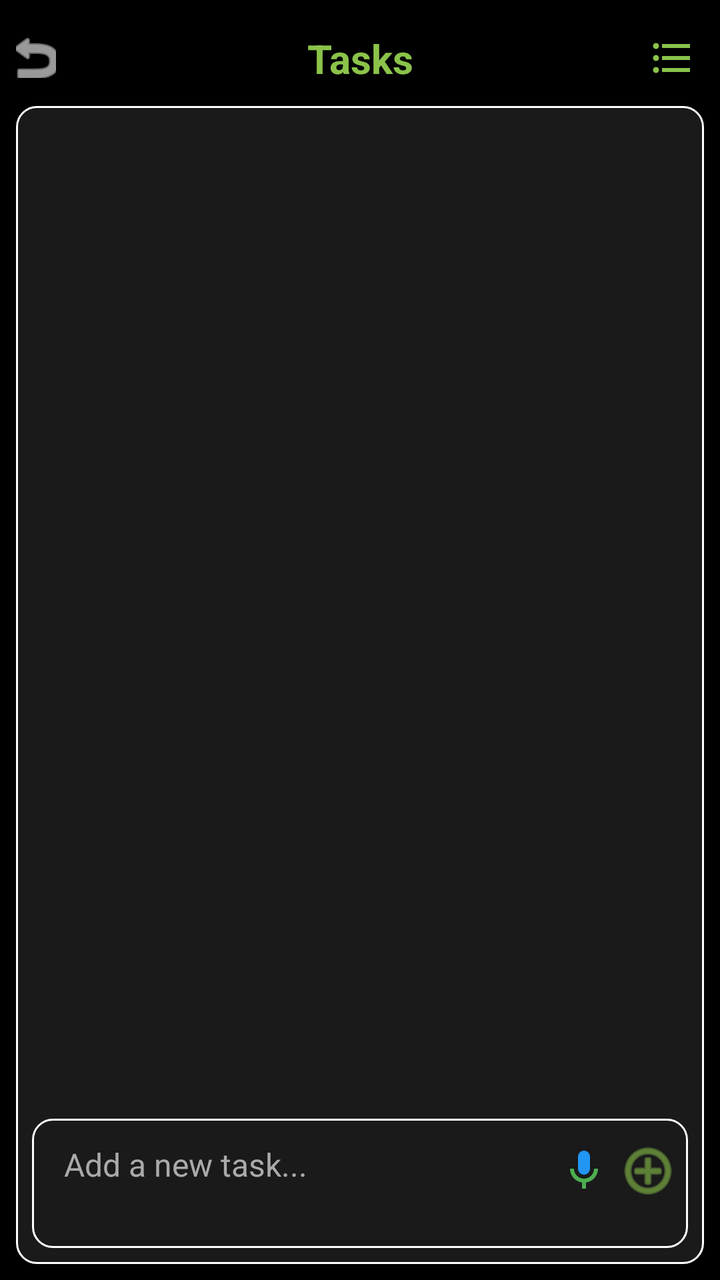
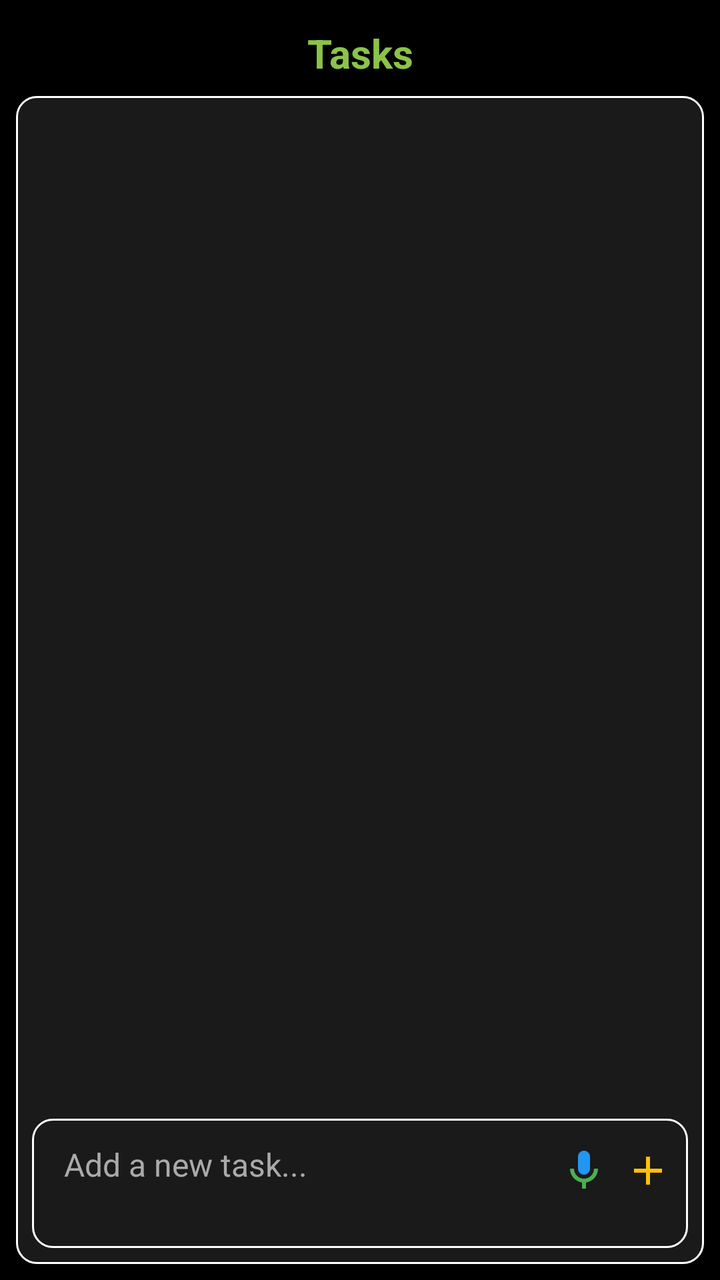

Two renders of the same Android screen: before a commit and after it. Below are the layout's source before the change and the commit's diff.
<!-- AndroidManifest.xml: activity theme Theme.MyCalendar2026SAR -->
<!-- res/layout/activity_task.xml -->
<?xml version="1.0" encoding="utf-8"?>
<androidx.constraintlayout.widget.ConstraintLayout xmlns:android="http://schemas.android.com/apk/res/android"
    xmlns:app="http://schemas.android.com/apk/res-auto"
    xmlns:tools="http://schemas.android.com/tools"
    android:layout_width="match_parent"
    android:layout_height="match_parent"
    android:background="@color/black">

    <androidx.constraintlayout.widget.ConstraintLayout
        android:id="@+id/taskHeader"
        android:layout_width="match_parent"
        android:layout_height="wrap_content"
        android:layout_marginTop="5dp"
        android:padding="8dp"
        app:layout_constraintTop_toTopOf="parent">

        <ImageButton
            android:id="@+id/taskBackButton"
            android:layout_width="20dp"
            android:layout_height="20dp"
            android:background="?attr/selectableItemBackgroundBorderless"
            android:src="@android:drawable/ic_menu_revert"
            app:layout_constraintBottom_toBottomOf="parent"
            app:layout_constraintStart_toStartOf="parent"
            app:layout_constraintTop_toTopOf="parent"
            app:tint="@color/white" />

        <LinearLayout
            android:id="@+id/taskLogoContainer"
            android:layout_width="wrap_content"
            android:layout_height="wrap_content"
            android:layout_marginStart="8dp"
            android:gravity="center_vertical"
            android:orientation="horizontal"
            app:layout_constraintBottom_toBottomOf="parent"
            app:layout_constraintStart_toEndOf="@id/taskBackButton"
            app:layout_constraintTop_toTopOf="parent"/>

        <TextView
            android:id="@+id/taskTitle"
            android:layout_width="wrap_content"
            android:layout_height="wrap_content"
            android:text="Tasks"
            android:textColor="@color/light_green"
            android:textSize="20sp"
            android:textStyle="bold"
            app:layout_constraintBottom_toBottomOf="parent"
            app:layout_constraintEnd_toEndOf="parent"
            app:layout_constraintStart_toStartOf="parent"
            app:layout_constraintTop_toTopOf="parent" />

        <ImageButton
            android:id="@+id/taskMenuButton"
            android:layout_width="32dp"
            android:layout_height="32dp"
            android:background="?attr/selectableItemBackgroundBorderless"
            android:src="@drawable/ic_menu_tx_all_color"
            app:layout_constraintBottom_toBottomOf="parent"
            app:layout_constraintEnd_toEndOf="parent"
            app:layout_constraintTop_toTopOf="parent"
            app:tint="@color/light_green" />

    </androidx.constraintlayout.widget.ConstraintLayout>

    <LinearLayout
        android:layout_width="match_parent"
        android:layout_height="0dp"
        android:layout_marginStart="8dp"
        android:layout_marginEnd="8dp"
        android:layout_marginBottom="8dp"
        android:layout_marginTop="0dp"
        android:background="@drawable/summary_border"
        android:orientation="vertical"
        android:padding="8dp"
        app:layout_constraintBottom_toBottomOf="parent"
        app:layout_constraintTop_toBottomOf="@id/taskHeader">

        <androidx.recyclerview.widget.RecyclerView
            android:id="@+id/taskRecyclerView"
            android:layout_width="match_parent"
            android:layout_height="0dp"
            android:layout_weight="1"
            tools:listitem="@layout/item_task" />

        <LinearLayout
            android:layout_width="match_parent"
            android:layout_height="wrap_content"
            android:layout_marginTop="8dp"
            android:background="@drawable/task_input_border"
            android:gravity="top"
            android:orientation="horizontal"
            android:padding="4dp">

            <EditText
                android:id="@+id/taskInput"
                android:layout_width="0dp"
                android:layout_height="wrap_content"
                android:layout_weight="1"
                android:background="@null"
                android:gravity="top"
                android:hint="Add a new task..."
                android:minLines="2"
                android:paddingStart="12dp"
                android:paddingTop="8dp"
                android:paddingEnd="8dp"
                android:paddingBottom="8dp"
                android:textColor="@color/white"
                android:textColorHint="#AAAAAA"
                android:textSize="16sp" />

            <ImageButton
                android:id="@+id/voiceTaskButton"
                android:layout_width="32dp"
                android:layout_height="32dp"
                android:layout_marginTop="6dp"
                android:background="?attr/selectableItemBackgroundBorderless"
                android:src="@drawable/ic_menu_voice_note_color"
                android:contentDescription="Voice Input" />

            <ImageButton
                android:id="@+id/addTaskButton"
                android:layout_width="32dp"
                android:layout_height="32dp"
                android:layout_marginTop="6dp"
                android:background="?attr/selectableItemBackgroundBorderless"
                android:src="@android:drawable/ic_menu_add"
                app:tint="@color/light_green" />
        </LinearLayout>

    </LinearLayout>

</androidx.constraintlayout.widget.ConstraintLayout>
<!-- res/layout/item_task.xml (included above) -->
<?xml version="1.0" encoding="utf-8"?>
<LinearLayout xmlns:android="http://schemas.android.com/apk/res/android"
    android:layout_width="match_parent"
    android:layout_height="wrap_content"
    android:gravity="center_vertical"
    android:orientation="horizontal"
    android:padding="0dp">

    <CheckBox
        android:id="@+id/taskCheckBox"
        android:layout_width="wrap_content"
        android:layout_height="wrap_content"
        android:buttonTint="@color/light_green" />

    <TextView
        android:id="@+id/taskText"
        android:layout_width="0dp"
        android:layout_height="wrap_content"
        android:layout_weight="1"
        android:layout_marginStart="8dp"
        android:textColor="@color/white"
        android:textSize="16sp" />

    <ImageButton
        android:id="@+id/deleteTaskButton"
        android:layout_width="32dp"
        android:layout_height="32dp"
        android:background="?attr/selectableItemBackgroundBorderless"
        android:contentDescription="Delete Task"
        android:src="@android:drawable/ic_menu_delete"
        android:visibility="gone"
        app:tint="@color/expense_red"
        xmlns:app="http://schemas.android.com/apk/res-auto" />

</LinearLayout>
<!-- resources referenced by this layout -->
<resources>
  <color name="black">#FF000000</color>
  <color name="expense_red">#FF5252</color>
  <color name="light_green">#8BC34A</color>
  <color name="white">#FFFFFFFF</color>
  <!-- drawable ic_menu_tx_all_color (drawable) -->
  <vector xmlns:android="http://schemas.android.com/apk/res/android"
      android:width="24dp"
      android:height="24dp"
      android:viewportWidth="24"
      android:viewportHeight="24">
      <path
          android:fillColor="#FFC107"
          android:pathData="M4,10.5c-0.83,0 -1.5,0.67 -1.5,1.5s0.67,1.5 1.5,1.5 1.5,-0.67 1.5,-1.5 -0.67,-1.5 -1.5,-1.5z" />
      <path
          android:fillColor="#4CAF50"
          android:pathData="M4,4.5c-0.83,0 -1.5,0.67 -1.5,1.5s0.67,1.5 1.5,1.5 1.5,-0.67 1.5,-1.5 -0.67,-1.5 -1.5,-1.5z" />
      <path
          android:fillColor="#F44336"
          android:pathData="M4,16.5c-0.83,0 -1.5,0.67 -1.5,1.5s0.67,1.5 1.5,1.5 1.5,-0.67 1.5,-1.5 -0.67,-1.5 -1.5,-1.5z" />
      <path
          android:fillColor="#FFFFFF"
          android:pathData="M7,19h14v-2H7v2zm0,-6h14v-2H7v2zm0,-8v2h14V5H7z" />
  </vector>
  <!-- drawable ic_menu_voice_note_color (drawable) -->
  <vector xmlns:android="http://schemas.android.com/apk/res/android"
      android:width="24dp"
      android:height="24dp"
      android:viewportWidth="24"
      android:viewportHeight="24">
      <path
          android:fillColor="#2196F3"
          android:pathData="M12,14c1.66,0 3,-1.34 3,-3V5c0,-1.66 -1.34,-3 -3,-3S9,3.34 9,5v6c0,1.66 1.34,3 3,3z" />
      <path
          android:fillColor="#4CAF50"
          android:pathData="M17,11c0,2.76 -2.24,5 -5,5s-5,-2.24 -5,-5H5c0,3.53 2.61,6.43 6,6.92V21h2v-3.08c3.39,-0.49 6,-3.39 6,-6.92h-2z" />
  </vector>
  <!-- drawable summary_border (drawable) -->
  <?xml version="1.0" encoding="utf-8"?>
  <shape xmlns:android="http://schemas.android.com/apk/res/android">
      <solid android:color="@color/card_dark" />
      <stroke
          android:width="1dp"
          android:color="@color/white" />
      <corners android:radius="10dp" />
  </shape>
  <!-- drawable task_input_border (drawable) -->
  <?xml version="1.0" encoding="utf-8"?>
  <shape xmlns:android="http://schemas.android.com/apk/res/android">
      <solid android:color="@color/card_dark" />
      <stroke
          android:width="1dp"
          android:color="@color/white" />
      <corners android:radius="10dp" />
  </shape>
  <color name="card_dark">#1A1A1A</color>
  <color name="hunter_green">#355E3B</color>
  <color name="teal_200">#FF03DAC5</color>
  <color name="teal_700">#FF018786</color>
  <style name="CustomMenuTextAppearance" parent="TextAppearance.AppCompat.Widget.PopupMenu.Large">
          <item name="android:textSize">@dimen/_10ssp</item>
          <item name="android:textColor">@color/white</item>
      </style>
  <style name="CustomPopupMenuStyle" parent="Widget.AppCompat.PopupMenu">
          <item name="android:minWidth">@dimen/_110sdp</item>
      </style>
  <style name="GreenButtonStyle" parent="Widget.MaterialComponents.Button.TextButton">
          <item name="android:textColor">@color/light_green</item>
      </style>
  <!-- unchanged entries left out for length: 2 -->
</resources>

<!-- the commit's change to res/layout/activity_task.xml (unified diff, before → after) -->
@@ -16,14 +16,15 @@
 
         <ImageButton
             android:id="@+id/taskBackButton"
-            android:layout_width="20dp"
-            android:layout_height="20dp"
+            android:layout_width="@dimen/_24sdp"
+            android:layout_height="@dimen/_24sdp"
             android:background="?attr/selectableItemBackgroundBorderless"
-            android:src="@android:drawable/ic_menu_revert"
+            android:padding="4dp"
+            android:scaleType="fitCenter"
+            android:src="@drawable/ic_back_color"
             app:layout_constraintBottom_toBottomOf="parent"
             app:layout_constraintStart_toStartOf="parent"
-            app:layout_constraintTop_toTopOf="parent"
-            app:tint="@color/white" />
+            app:layout_constraintTop_toTopOf="parent" />
 
         <LinearLayout
             android:id="@+id/taskLogoContainer"
@@ -51,14 +52,15 @@
 
         <ImageButton
             android:id="@+id/taskMenuButton"
-            android:layout_width="32dp"
-            android:layout_height="32dp"
+            android:layout_width="@dimen/_24sdp"
+            android:layout_height="@dimen/_24sdp"
             android:background="?attr/selectableItemBackgroundBorderless"
-            android:src="@drawable/ic_menu_tx_all_color"
+            android:padding="4dp"
+            android:scaleType="fitCenter"
+            android:src="@drawable/ic_more_color"
             app:layout_constraintBottom_toBottomOf="parent"
             app:layout_constraintEnd_toEndOf="parent"
-            app:layout_constraintTop_toTopOf="parent"
-            app:tint="@color/light_green" />
+            app:layout_constraintTop_toTopOf="parent" />
 
     </androidx.constraintlayout.widget.ConstraintLayout>
 
@@ -123,8 +125,9 @@
                 android:layout_height="32dp"
                 android:layout_marginTop="6dp"
                 android:background="?attr/selectableItemBackgroundBorderless"
-                android:src="@android:drawable/ic_menu_add"
-                app:tint="@color/light_green" />
+                android:padding="4dp"
+                android:scaleType="fitCenter"
+                android:src="@drawable/ic_notif_plus_color" />
         </LinearLayout>
 
     </LinearLayout>
<!-- resource entries referenced after the edit -->
@@ -4,24 +4,15 @@
   <color name="expense_red">#FF5252</color>
   <color name="light_green">#8BC34A</color>
   <color name="white">#FFFFFFFF</color>
-  <!-- drawable ic_menu_tx_all_color (drawable) -->
+  <!-- drawable ic_back_color (drawable) -->
   <vector xmlns:android="http://schemas.android.com/apk/res/android"
       android:width="24dp"
       android:height="24dp"
       android:viewportWidth="24"
       android:viewportHeight="24">
       <path
-          android:fillColor="#FFC107"
-          android:pathData="M4,10.5c-0.83,0 -1.5,0.67 -1.5,1.5s0.67,1.5 1.5,1.5 1.5,-0.67 1.5,-1.5 -0.67,-1.5 -1.5,-1.5z" />
-      <path
-          android:fillColor="#4CAF50"
-          android:pathData="M4,4.5c-0.83,0 -1.5,0.67 -1.5,1.5s0.67,1.5 1.5,1.5 1.5,-0.67 1.5,-1.5 -0.67,-1.5 -1.5,-1.5z" />
-      <path
-          android:fillColor="#F44336"
-          android:pathData="M4,16.5c-0.83,0 -1.5,0.67 -1.5,1.5s0.67,1.5 1.5,1.5 1.5,-0.67 1.5,-1.5 -0.67,-1.5 -1.5,-1.5z" />
-      <path
-          android:fillColor="#FFFFFF"
-          android:pathData="M7,19h14v-2H7v2zm0,-6h14v-2H7v2zm0,-8v2h14V5H7z" />
+          android:fillColor="#2196F3"
+          android:pathData="M20,11H7.83l5.59,-5.59L12,4l-8,8 8,8 1.41,-1.41L7.83,13H20v-2z" />
   </vector>
   <!-- drawable ic_menu_voice_note_color (drawable) -->
   <vector xmlns:android="http://schemas.android.com/apk/res/android"
@@ -35,6 +26,32 @@
       <path
           android:fillColor="#4CAF50"
           android:pathData="M17,11c0,2.76 -2.24,5 -5,5s-5,-2.24 -5,-5H5c0,3.53 2.61,6.43 6,6.92V21h2v-3.08c3.39,-0.49 6,-3.39 6,-6.92h-2z" />
+  </vector>
+  <!-- drawable ic_more_color (drawable) -->
+  <vector xmlns:android="http://schemas.android.com/apk/res/android"
+      android:width="24dp"
+      android:height="24dp"
+      android:viewportWidth="24"
+      android:viewportHeight="24">
+      <path
+          android:fillColor="#FFC107"
+          android:pathData="M12,8c1.1,0 2,-0.9 2,-2s-0.9,-2 -2,-2 -2,0.9 -2,2 0.9,2 2,2z" />
+      <path
+          android:fillColor="#4CAF50"
+          android:pathData="M12,14c1.1,0 2,-0.9 2,-2s-0.9,-2 -2,-2 -2,0.9 -2,2 0.9,2 2,2z" />
+      <path
+          android:fillColor="#2196F3"
+          android:pathData="M12,20c1.1,0 2,-0.9 2,-2s-0.9,-2 -2,-2 -2,0.9 -2,2 0.9,2 2,2z" />
+  </vector>
+  <!-- drawable ic_notif_plus_color (drawable) -->
+  <vector xmlns:android="http://schemas.android.com/apk/res/android"
+      android:width="24dp"
+      android:height="24dp"
+      android:viewportWidth="24"
+      android:viewportHeight="24">
+      <path
+          android:fillColor="#FFC107"
+          android:pathData="M19,13h-6v6h-2v-6H5v-2h6V5h2v6h6v2z" />
   </vector>
   <!-- drawable summary_border (drawable) -->
   <?xml version="1.0" encoding="utf-8"?>
